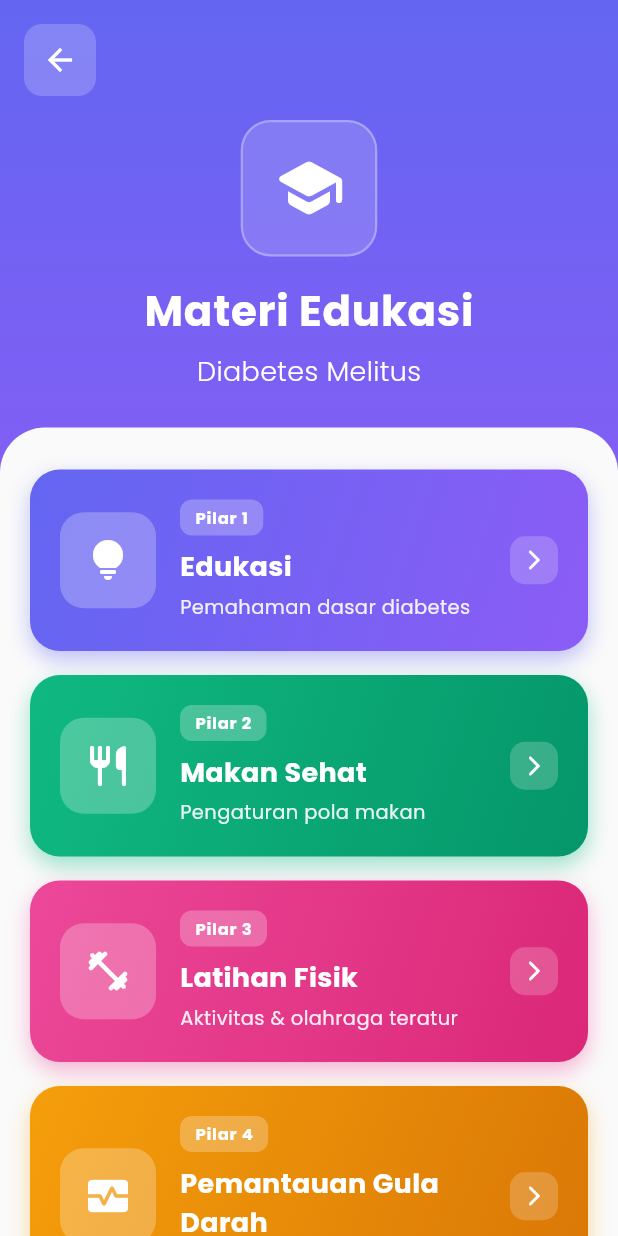
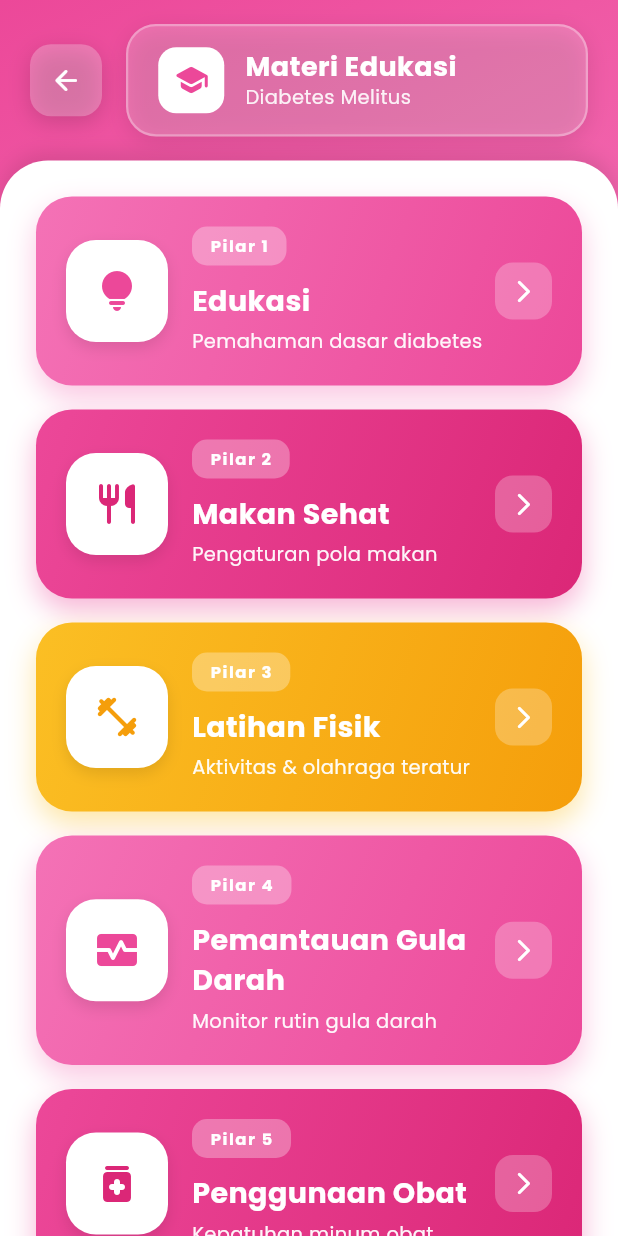
Before and after one commit to yosuatarigan/promedia-v2, a Flutter app: the DiabetesEducationPage screen opened directly, on a phone screen of 412 x 824 dp. Run offline on Flutter 3.47's test engine with Material 3 defaults, Android fonts, the phone set to English and light mode, and no system bars; our stand-ins replace fl_chart, google_fonts.

Commit message:
perbaharuan desain

```diff
--- a/lib/edukasi_diabetes.dart
+++ b/lib/edukasi_diabetes.dart
@@ -15,110 +15,139 @@ class DiabetesEducationPage extends StatelessWidget {
       body: Container(
         decoration: BoxDecoration(
           gradient: LinearGradient(
-            begin: Alignment.topCenter,
-            end: Alignment.bottomCenter,
+            begin: Alignment.topLeft,
+            end: Alignment.bottomRight,
             colors: [
-              const Color(0xFF6366F1),
-              const Color(0xFF8B5CF6),
-              Colors.purple[300]!,
+              const Color(0xFFEC4899),
+              const Color(0xFFF472B6),
+              const Color(0xFFFBBF24),
             ],
           ),
         ),
         child: SafeArea(
           child: Column(
             children: [
-              // Header dengan back button
+              // Header dengan Title dalam satu baris
               Padding(
-                padding: const EdgeInsets.all(16),
+                padding: const EdgeInsets.fromLTRB(20, 16, 20, 16),
                 child: Row(
                   children: [
                     Container(
                       decoration: BoxDecoration(
+                        color: Colors.white.withOpacity(0.25),
+                        borderRadius: BorderRadius.circular(14),
+                        boxShadow: [
+                          BoxShadow(
+                            color: Colors.black.withOpacity(0.15),
+                            blurRadius: 12,
+                            offset: const Offset(0, 4),
+                          ),
+                        ],
+                      ),
+                      child: IconButton(
+                        icon: const Icon(Icons.arrow_back_rounded, color: Colors.white, size: 22),
+                        onPressed: () => Navigator.pop(context),
+                      ),
+                    ),
+                    const SizedBox(width: 16),
+                    Expanded(
+                      child: Container(
+                        padding: const EdgeInsets.symmetric(horizontal: 20, vertical: 14),
+                        decoration: BoxDecoration(
                           color: Colors.white.withOpacity(0.2),
+                          borderRadius: BorderRadius.circular(20),
+                          border: Border.all(color: Colors.white.withOpacity(0.3), width: 1.5),
+                          boxShadow: [
+                            BoxShadow(
+                              color: Colors.black.withOpacity(0.1),
+                              blurRadius: 12,
+                              offset: const Offset(0, 4),
+                            ),
+                          ],
+                        ),
+                        child: Row(
+                          children: [
+                            Container(
+                              padding: const EdgeInsets.all(10),
+                              decoration: BoxDecoration(
+                                color: Colors.white,
                                 borderRadius: BorderRadius.circular(12),
                               ),
-                      child: IconButton(
-                        icon: const Icon(Icons.arrow_back, color: Colors.white),
-                        onPressed: () => Navigator.pop(context),
+                              child: const Icon(
+                                Icons.school_rounded,
+                                color: Color(0xFFEC4899),
+                                size: 24,
+                              ),
+                            ),
+                            const SizedBox(width: 14),
+                            Expanded(
+                              child: Column(
+                                crossAxisAlignment: CrossAxisAlignment.start,
+                                mainAxisSize: MainAxisSize.min,
+                                children: [
+                                  const Text(
+                                    'Materi Edukasi',
+                                    style: TextStyle(
+                                      fontSize: 18,
+                                      fontWeight: FontWeight.bold,
+                                      color: Colors.white,
+                                      letterSpacing: 0.3,
+                                      height: 1.2,
+                                    ),
+                                  ),
+                                  const SizedBox(height: 2),
+                                  Text(
+                                    'Diabetes Melitus',
+                                    style: TextStyle(
+                                      fontSize: 13,
+                                      color: Colors.white.withOpacity(0.9),
+                                      fontWeight: FontWeight.w400,
+                                      height: 1.2,
                                     ),
                                   ),
                                 ],
                               ),
                             ),
-              // Title Section
-              Padding(
-                padding: const EdgeInsets.symmetric(horizontal: 24),
-                child: Column(
-                  children: [
-                    Container(
-                      padding: const EdgeInsets.all(20),
-                      decoration: BoxDecoration(
-                        color: Colors.white.withOpacity(0.15),
-                        borderRadius: BorderRadius.circular(20),
-                        border: Border.all(
-                          color: Colors.white.withOpacity(0.3),
-                          width: 1.5,
-                        ),
-                      ),
-                      child: const Icon(
-                        Icons.school_rounded,
-                        color: Colors.white,
-                        size: 48,
-                      ),
-                    ),
-                    const SizedBox(height: 16),
-                    const Text(
-                      'Materi Edukasi',
-                      style: TextStyle(
-                        fontSize: 28,
-                        fontWeight: FontWeight.bold,
-                        color: Colors.white,
-                        letterSpacing: 0.5,
-                      ),
-                    ),
-                    const SizedBox(height: 8),
-                    const Text(
-                      'Diabetes Melitus',
-                      style: TextStyle(
-                        fontSize: 18,
-                        color: Colors.white,
-                        fontWeight: FontWeight.w300,
-                      ),
-                    ),
-                    const SizedBox(height: 24),
                           ],
                         ),
                       ),
-              // Cards List
+                    ),
+                  ],
+                ),
+              ),
+
+              // Cards Container
               Expanded(
                 child: Container(
                   decoration: BoxDecoration(
-                    color: Colors.grey[50],
+                    color: Colors.white,
                     borderRadius: const BorderRadius.only(
-                      topLeft: Radius.circular(30),
-                      topRight: Radius.circular(30),
+                      topLeft: Radius.circular(32),
+                      topRight: Radius.circular(32),
                     ),
+                    boxShadow: [
+                      BoxShadow(
+                        color: Colors.black.withOpacity(0.1),
+                        blurRadius: 10,
+                        offset: const Offset(0, -5),
+                      ),
+                    ],
                   ),
                   child: ListView(
-                    padding: const EdgeInsets.all(20),
+                    padding: const EdgeInsets.all(24),
                     children: [
-                      const SizedBox(height: 8),
                       _buildPillarCard(
                         context,
                         '1',
                         'Edukasi',
                         'Pemahaman dasar diabetes',
                         Icons.lightbulb_rounded,
-                        const Color(0xFF6366F1),
-                        const Color(0xFF8B5CF6),
-                        onTap: () {
-                          Navigator.push(
+                        const Color(0xFFF472B6),
+                        const Color(0xFFEC4899),
+                        onTap: () => Navigator.push(
                           context,
-                            MaterialPageRoute(
-                              builder: (context) => const Pilar1EdukasiPage(),
+                          MaterialPageRoute(builder: (context) => const Pilar1EdukasiPage()),
                         ),
-                          );
-                        },
                       ),
                       _buildPillarCard(
                         context,
@@ -126,16 +155,12 @@ class DiabetesEducationPage extends StatelessWidget {
                         'Makan Sehat',
                         'Pengaturan pola makan',
                         Icons.restaurant_rounded,
-                        const Color(0xFF10B981),
-                        const Color(0xFF059669),
-                        onTap: () {
-                          Navigator.push(
+                        const Color(0xFFEC4899),
+                        const Color(0xFFDB2777),
+                        onTap: () => Navigator.push(
                           context,
-                            MaterialPageRoute(
-                              builder: (context) => const Pilar2MakanSehatPage(),
+                          MaterialPageRoute(builder: (context) => const Pilar2MakanSehatPage()),
                         ),
-                          );
-                        },
                       ),
                       _buildPillarCard(
                         context,
@@ -143,16 +168,12 @@ class DiabetesEducationPage extends StatelessWidget {
                         'Latihan Fisik',
                         'Aktivitas & olahraga teratur',
                         Icons.fitness_center_rounded,
-                        const Color(0xFFEC4899),
-                        const Color(0xFFDB2777),
-                        onTap: () {
-                          Navigator.push(
+                        const Color(0xFFFBBF24),
+                        const Color(0xFFF59E0B),
+                        onTap: () => Navigator.push(
                           context,
-                            MaterialPageRoute(
-                              builder: (context) => const Pilar3LatihanFisikPage(),
+                          MaterialPageRoute(builder: (context) => const Pilar3LatihanFisikPage()),
                         ),
-                          );
-                        },
                       ),
                       _buildPillarCard(
                         context,
@@ -160,16 +181,12 @@ class DiabetesEducationPage extends StatelessWidget {
                         'Pemantauan Gula Darah',
                         'Monitor rutin gula darah',
                         Icons.monitor_heart_rounded,
-                        const Color(0xFFF59E0B),
-                        const Color(0xFFD97706),
-                        onTap: () {
-                          Navigator.push(
+                        const Color(0xFFF472B6),
+                        const Color(0xFFEC4899),
+                        onTap: () => Navigator.push(
                           context,
-                            MaterialPageRoute(
-                              builder: (context) => const Pilar4PemantauanPage(),
+                          MaterialPageRoute(builder: (context) => const Pilar4PemantauanPage()),
                         ),
-                          );
-                        },
                       ),
                       _buildPillarCard(
                         context,
@@ -177,16 +194,12 @@ class DiabetesEducationPage extends StatelessWidget {
                         'Penggunaan Obat',
                         'Kepatuhan minum obat',
                         Icons.medication_rounded,
-                        const Color(0xFF3B82F6),
-                        const Color(0xFF2563EB),
-                        onTap: () {
-                          Navigator.push(
+                        const Color(0xFFEC4899),
+                        const Color(0xFFDB2777),
+                        onTap: () => Navigator.push(
                           context,
-                            MaterialPageRoute(
-                              builder: (context) => const Pilar5PenggunaanObatPage(),
+                          MaterialPageRoute(builder: (context) => const Pilar5PenggunaanObatPage()),
                         ),
-                          );
-                        },
                       ),
                       _buildPillarCard(
                         context,
@@ -194,18 +207,14 @@ class DiabetesEducationPage extends StatelessWidget {
                         'Pencegahan Komplikasi',
                         'Cegah komplikasi diabetes',
                         Icons.shield_rounded,
-                        const Color(0xFFEF4444),
-                        const Color(0xFFDC2626),
-                        onTap: () {
-                          Navigator.push(
+                        const Color(0xFFFBBF24),
+                        const Color(0xFFF59E0B),
+                        onTap: () => Navigator.push(
                           context,
-                            MaterialPageRoute(
-                              builder: (context) => const Pilar6PencegahanKomplikasiPage(),
+                          MaterialPageRoute(builder: (context) => const Pilar6PencegahanKomplikasiPage()),
                         ),
-                          );
-                        },
                       ),
-                      const SizedBox(height: 20),
+                      const SizedBox(height: 12),
                     ],
                   ),
                 ),
@@ -230,7 +239,7 @@ class DiabetesEducationPage extends StatelessWidget {
     return Container(
       margin: const EdgeInsets.only(bottom: 16),
       decoration: BoxDecoration(
-        borderRadius: BorderRadius.circular(20),
+        borderRadius: BorderRadius.circular(24),
         gradient: LinearGradient(
           begin: Alignment.topLeft,
           end: Alignment.bottomRight,
@@ -239,49 +248,45 @@ class DiabetesEducationPage extends StatelessWidget {
         boxShadow: [
           BoxShadow(
             color: startColor.withOpacity(0.4),
-            blurRadius: 12,
-            offset: const Offset(0, 6),
+            blurRadius: 16,
+            offset: const Offset(0, 8),
           ),
         ],
       ),
       child: Material(
         color: Colors.transparent,
         child: InkWell(
-          borderRadius: BorderRadius.circular(20),
+          borderRadius: BorderRadius.circular(24),
           onTap: onTap,
           child: Padding(
             padding: const EdgeInsets.all(20),
             child: Row(
               children: [
-                // Icon Container
                 Container(
-                  padding: const EdgeInsets.all(16),
+                  padding: const EdgeInsets.all(18),
                   decoration: BoxDecoration(
-                    color: Colors.white.withOpacity(0.25),
-                    borderRadius: BorderRadius.circular(16),
+                    color: Colors.white,
+                    borderRadius: BorderRadius.circular(20),
+                    boxShadow: [
+                      BoxShadow(
+                        color: Colors.black.withOpacity(0.1),
+                        blurRadius: 8,
+                        offset: const Offset(0, 4),
                       ),
-                  child: Icon(
-                    icon,
-                    color: Colors.white,
-                    size: 32,
+                    ],
                   ),
+                  child: Icon(icon, color: endColor, size: 32),
                 ),
                 const SizedBox(width: 16),
-                // Text Content
                 Expanded(
                   child: Column(
                     crossAxisAlignment: CrossAxisAlignment.start,
                     children: [
-                      Row(
-                        children: [
                       Container(
-                            padding: const EdgeInsets.symmetric(
-                              horizontal: 10,
-                              vertical: 4,
-                            ),
+                        padding: const EdgeInsets.symmetric(horizontal: 12, vertical: 5),
                         decoration: BoxDecoration(
-                              color: Colors.white.withOpacity(0.25),
-                              borderRadius: BorderRadius.circular(8),
+                          color: Colors.white.withOpacity(0.3),
+                          borderRadius: BorderRadius.circular(10),
                         ),
                         child: Text(
                           'Pilar $number',
@@ -289,19 +294,18 @@ class DiabetesEducationPage extends StatelessWidget {
                             color: Colors.white,
                             fontSize: 11,
                             fontWeight: FontWeight.bold,
-                                letterSpacing: 0.5,
+                            letterSpacing: 1,
                           ),
                         ),
                       ),
-                        ],
-                      ),
-                      const SizedBox(height: 8),
+                      const SizedBox(height: 10),
                       Text(
                         title,
                         style: const TextStyle(
-                          fontSize: 18,
+                          fontSize: 19,
                           fontWeight: FontWeight.bold,
                           color: Colors.white,
+                          letterSpacing: 0.3,
                         ),
                       ),
                       const SizedBox(height: 4),
@@ -309,23 +313,23 @@ class DiabetesEducationPage extends StatelessWidget {
                         subtitle,
                         style: TextStyle(
                           fontSize: 13,
-                          color: Colors.white.withOpacity(0.9),
+                          color: Colors.white.withOpacity(0.95),
+                          fontWeight: FontWeight.w400,
                         ),
                       ),
                     ],
                   ),
                 ),
-                // Arrow Icon
                 Container(
-                  padding: const EdgeInsets.all(8),
+                  padding: const EdgeInsets.all(10),
                   decoration: BoxDecoration(
-                    color: Colors.white.withOpacity(0.2),
-                    borderRadius: BorderRadius.circular(10),
+                    color: Colors.white.withOpacity(0.25),
+                    borderRadius: BorderRadius.circular(12),
                   ),
                   child: const Icon(
                     Icons.arrow_forward_ios_rounded,
                     color: Colors.white,
-                    size: 16,
+                    size: 18,
                   ),
                 ),
               ],
```
Lines whose indentation alone changed are shown as unchanged.
